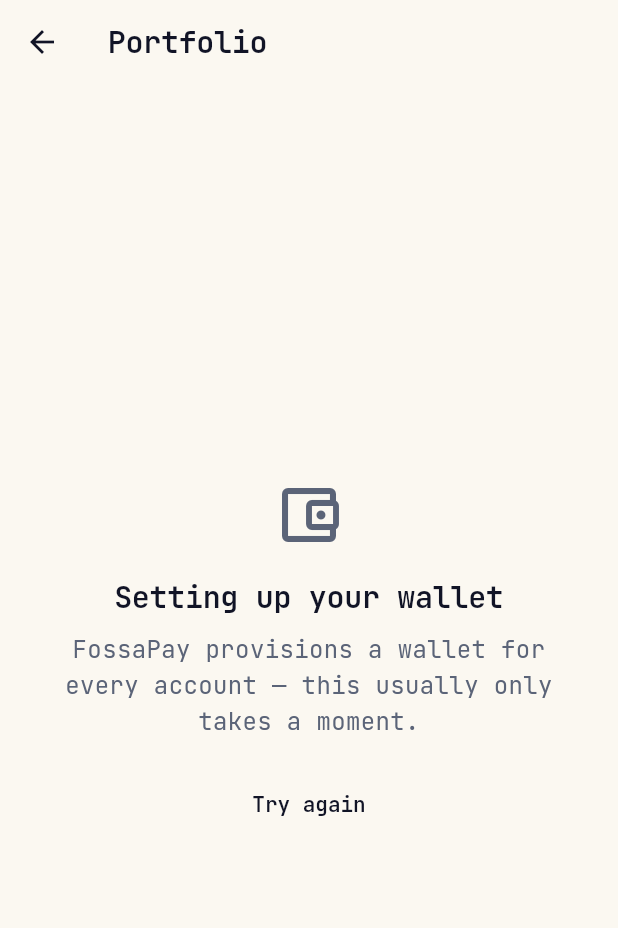
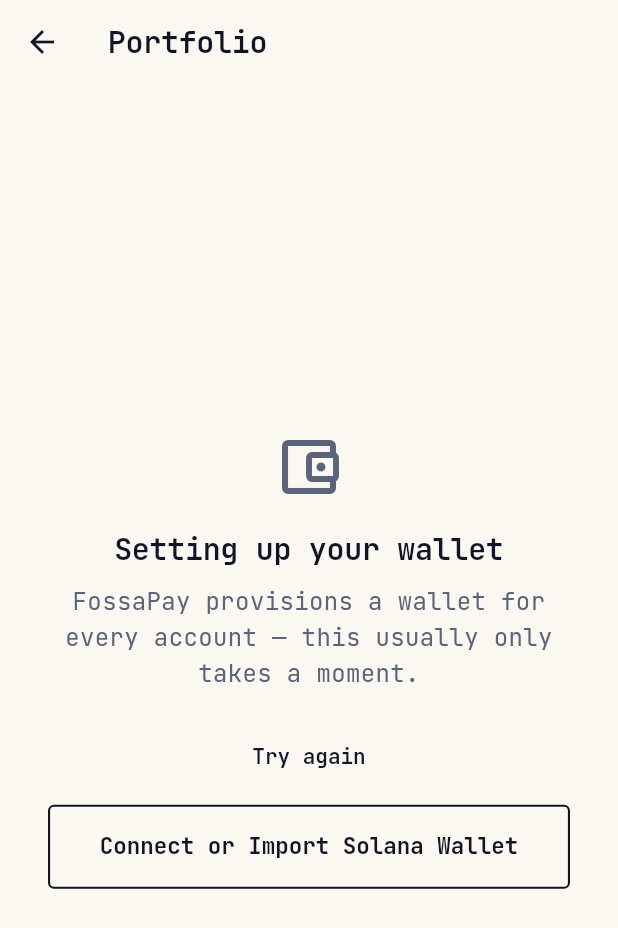
Before and after one commit to shipporlabs/callitApp, a Flutter app: the WalletScreen screen opened directly, on a phone screen of 412 x 824 dp. Shown: the top 928 px of the screen. Run offline on Flutter 3.47's test engine with Material 3 defaults, Android fonts, the phone set to English and light mode, and no system bars; our stand-ins replace google_fonts, qr_flutter, share_plus, shared_preferences; accounts and stored records are empty.

Commit message:
feat: handle server-provided walletAddress on login and add manual wallet connect fallback

```diff
--- a/lib/screens/wallet/wallet_screen.dart
+++ b/lib/screens/wallet/wallet_screen.dart
@@ -84,7 +84,23 @@ class _WalletNotReadyState extends State<_WalletNotReady> {
             const SizedBox(height: 20),
             _checking
                 ? const CircularProgressIndicator(color: AppColors.ink)
-                : TextButton(onPressed: _retry, child: const Text('Try again')),
+                : Column(
+                    children: [
+                      TextButton(onPressed: _retry, child: const Text('Try again')),
+                      const SizedBox(height: 8),
+                      OutlinedButton(
+                        onPressed: () async {
+                          final connected = await Navigator.of(context).push<bool>(
+                            MaterialPageRoute(builder: (_) => const AddWalletScreen()),
+                          );
+                          if (connected == true) {
+                            widget.onRetry();
+                          }
+                        },
+                        child: const Text('Connect or Import Solana Wallet'),
+                      ),
+                    ],
+                  ),
           ],
         ),
       ),
```
Also changed, not shown: lib/screens/auth/log_in_screen.dart (+4 -4 lines), lib/screens/auth/verify_otp_screen.dart (+4 -4 lines).
